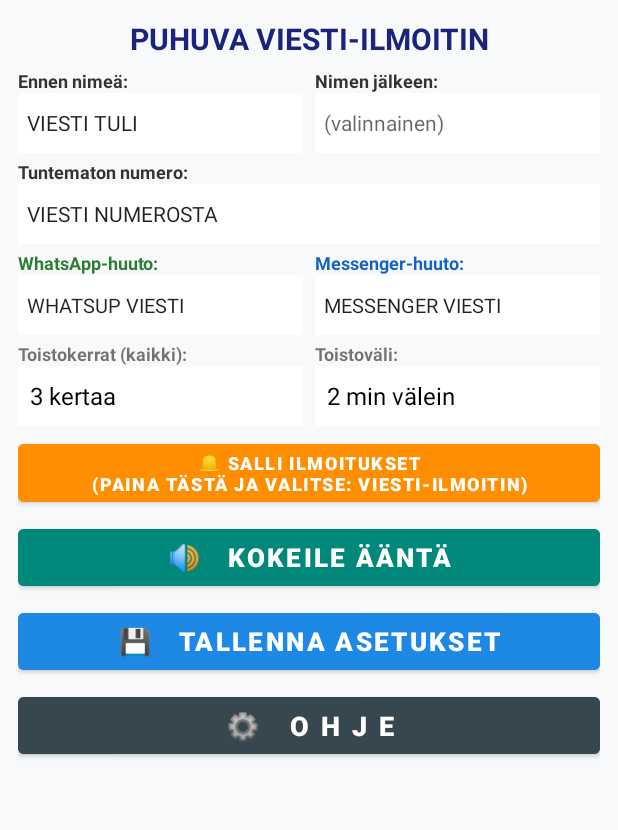
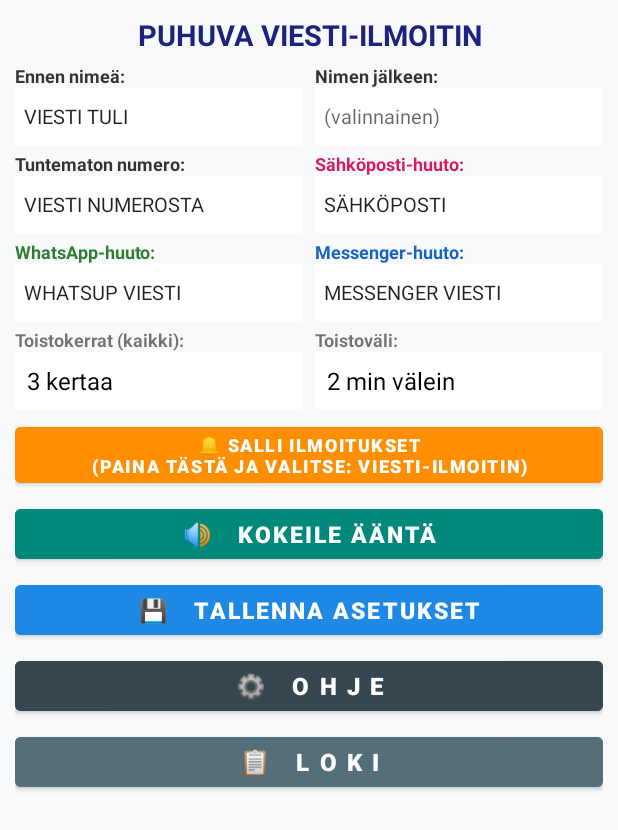
Before and after one commit to juhaniuusivuori-code/ViestiIlmoitin, an Android app: the screen it shows after launch (MainActivity), on a phone screen of 412 x 824 dp. Shown: the top 830 px of the screen. Run offline under Robolectric (Android 15) with nearby library versions, the phone set to English and light mode, and no system bars.

Commit message:
Add Email support, message Log view with 1s hold-to-reset, contacts check for WA/Messenger, fix guide typos and remove Kuittaa button

```diff
--- a/app/src/main/AndroidManifest.xml
+++ b/app/src/main/AndroidManifest.xml
@@ -22,6 +22,11 @@
                 <category android:name="android.intent.category.LAUNCHER" />
             </intent-filter>
         </activity>
+
+        <activity
+            android:name=".LokiActivity"
+            android:exported="false"
+            android:label="Viestiloki" />
 
         <receiver
             android:name=".SmsReceiver"
--- a/app/src/main/java/com/example/viestiilmoitin/MainActivity.kt
+++ b/app/src/main/java/com/example/viestiilmoitin/MainActivity.kt
@@ -22,10 +22,12 @@ class MainActivity : AppCompatActivity(), TextToSpeech.OnInitListener {
     private lateinit var editUnknown: EditText
     private lateinit var editWhatsApp: EditText
     private lateinit var editMessenger: EditText
+    private lateinit var editEmail: EditText
     private lateinit var spinnerRepeats: Spinner
     private lateinit var spinnerInterval: Spinner
     private lateinit var btnNotificationPermission: Button
     private lateinit var btnHelp: Button
+    private lateinit var btnLog: Button
     private var tts: TextToSpeech? = null
 
     override fun onCreate(savedInstanceState: Bundle?) {
@@ -37,10 +39,12 @@ class MainActivity : AppCompatActivity(), TextToSpeech.OnInitListener {
         editUnknown = findViewById(R.id.editUnknown)
         editWhatsApp = findViewById(R.id.editWhatsApp)
         editMessenger = findViewById(R.id.editMessenger)
+        editEmail = findViewById(R.id.editEmail)
         spinnerRepeats = findViewById(R.id.spinnerRepeats)
         spinnerInterval = findViewById(R.id.spinnerInterval)
         btnNotificationPermission = findViewById(R.id.btnNotificationPermission)
         btnHelp = findViewById(R.id.btnHelp)
+        btnLog = findViewById(R.id.btnLog)
 
         tts = TextToSpeech(this, this)
 
@@ -65,6 +69,10 @@ class MainActivity : AppCompatActivity(), TextToSpeech.OnInitListener {
         btnHelp.setOnClickListener {
             naytaOhjeet()
         }
+
+        btnLog.setOnClickListener {
+            startActivity(Intent(this, LokiActivity::class.java))
+        }
     }
 
     override fun onResume() {
@@ -75,7 +83,7 @@ class MainActivity : AppCompatActivity(), TextToSpeech.OnInitListener {
     private fun paivitaIlmoitusLuvanTila() {
         val onkoLupa = NotificationManagerCompat.getEnabledListenerPackages(this).contains(packageName)
         if (onkoLupa) {
-            btnNotificationPermission.text = "✅ ILMOITUSKUUNTELU ON PÄÄLLÄ\n(WhatsApp ja Messenger aktivoitu)"
+            btnNotificationPermission.text = "✅ ILMOITUSKUUNTELU ON PÄÄLLÄ\n(WhatsApp, Messenger ja Sähköposti aktivoitu)"
             btnNotificationPermission.setBackgroundColor(android.graphics.Color.parseColor("#388E3C"))
         } else {
             btnNotificationPermission.text = "🔔 SALLI ILMOITUKSET\n(Paina tästä ja valitse: Viesti-Ilmoitin)"
@@ -98,6 +106,7 @@ class MainActivity : AppCompatActivity(), TextToSpeech.OnInitListener {
         editUnknown.setText(prefs.getString("unknown", "VIESTI NUMEROSTA "))
         editWhatsApp.setText(prefs.getString("whatsapp_text", "WHATSUP VIESTI"))
         editMessenger.setText(prefs.getString("messenger_text", "MESSENGER VIESTI"))
+        editEmail.setText(prefs.getString("email_text", "SÄHKÖPOSTI"))
         spinnerRepeats.setSelection(prefs.getInt("repeats", 3))
         spinnerInterval.setSelection(prefs.getInt("interval", 1))
     }
@@ -109,6 +118,7 @@ class MainActivity : AppCompatActivity(), TextToSpeech.OnInitListener {
         prefs.putString("unknown", editUnknown.text.toString())
         prefs.putString("whatsapp_text", editWhatsApp.text.toString())
         prefs.putString("messenger_text", editMessenger.text.toString())
+        prefs.putString("email_text", editEmail.text.toString())
         prefs.putInt("repeats", spinnerRepeats.selectedItemPosition)
         prefs.putInt("interval", spinnerInterval.selectedItemPosition)
         prefs.apply()
@@ -119,55 +129,67 @@ class MainActivity : AppCompatActivity(), TextToSpeech.OnInitListener {
         val maxVolume = audioManager.getStreamMaxVolume(AudioManager.STREAM_MUSIC)
         audioManager.setStreamVolume(AudioManager.STREAM_MUSIC, maxVolume, 0)
 
-        val testiLause = "${editPrefix.text} Pekka Virtanen. ${editWhatsApp.text}!".trim()
+        val testiLause = "${editPrefix.text} Pekka Virtanen. ${editWhatsApp.text} Peksu. ${editEmail.text} Matti.".trim()
         tts?.speak(testiLause, TextToSpeech.QUEUE_FLUSH, null, "TEST_ID")
     }
 
     private fun naytaOhjeet() {
         val ohjeTeksti = """
             Tervetuloa käyttämään Viesti-Ilmoitinta!
-            Tämä sovellus lukee saapuvat tekstiviestit, WhatsApp- ja Messenger-viestit ääneen suurella äänellä.
+            Tämä sovellus ilmoittaa saapuvista tekstiviesteistä, WhatsApp-, Messenger- ja sähköpostiviesteistä suurella äänellä.
 
             ━━━━━━━━━━━━━━━━━━━━━━
             1. TÄRKEÄT LUVAT (ASETUKSET)
             ━━━━━━━━━━━━━━━━━━━━━━
             • TEKSTIVIESTIT JA YHTEYSTIEDOT:
               Puhelin kysyy näitä automaattisesti. Valitse aina "Salli".
-              (Tarvitaan jotta sovellus tietää viestin saapuneen ja löytää soittajan nimen osoitekirjasta).
+              (Tarvitaan jotta sovellus havaitsee saapuvan tekstiviestin ja löytää nimen puhelimen osoitekirjasta).
 
-            • WHATSAPP JA MESSENGER:
+            • WHATSAPP, MESSENGER JA SÄHKÖPOSTI:
               1. Paina päänäytön oranssia painiketta "SALLI ILMOITUKSET".
               2. Puhelin siirtyy laitteen asetuksiin. Etsi listalta "Viesti-Ilmoitin".
               3. Napauta sitä ja kytke lupa päälle (Salli).
               4. Kun palaat sovellukseen, painike muuttuu vihreäksi.
 
-            * VINKKI (jos puhelin valittaa 'Rajoitettu asetus'):
-              Mene: Puhelimen Asetukset ➔ Sovellukset ➔ Viesti-Ilmoitin ➔ Paina oikean yläkulman 3 pistettä ➔ Valitse "Salli rajoitetut asetukset". Tämän jälkeen kytkimen saa päälle.
+            * VINKKI (jos puhelin ilmoittaa 'Rajoitettu asetus'):
+              Mene: Puhelimen Asetukset ➔ Sovellukset ➔ Viesti-Ilmoitin ➔ Paina oikeasta yläkulmasta 3 pistettä ➔ Valitse "Salli rajoitetut asetukset". Tämän jälkeen luvan saa heti kytkettyä päälle.
 
             ━━━━━━━━━━━━━━━━━━━━━━
             2. VIESTIEN HUUTOLAUSEET
             ━━━━━━━━━━━━━━━━━━━━━━
-            • ENNEN NIMEÄ: Esim. "VIESTI TULI "
-            • NIMEN JÄLKEEN: Esim. " LAITTOI VIESTIN" (tai jätä tyhjäksi).
-              Jos osoitekirjassa lukee "Peksu", puhelin huutaa: "VIESTI TULI Peksu".
-            • TUNTEMATON NUMERO: Mitä huudetaan, jos numeroa ei löydy osoitekirjasta (esim. "VIESTI NUMEROSTA ").
-            • WHATSAPP JA MESSENGER: Mitä huudetaan, kun näihin sovelluksiin tulee viesti (oletuksena "WHATSUP VIESTI" ja "MESSENGER VIESTI").
+            • TEKSTIVIESTI:
+              - Ennen nimeä: Esim. "VIESTI TULI "
+              - Nimen jälkeen: Esim. " LAITTOI VIESTIN" (tai jätä tyhjäksi).
+              - Tuntematon numero: Mitä huudetaan, jos numeroa ei löydy osoitekirjasta (esim. "VIESTI NUMEROSTA ").
+              (Voit muuttaa henkilön lempinimen suoraan puhelimen omaan osoitekirjaan).
+
+            • WHATSAPP JA MESSENGER:
+              - Jos lähettäjä löytyy puhelimen osoitekirjasta, sovellus ilmoittaa nimen (esim. "WHATSUP VIESTI Peksu").
+              - Jos lähettäjää ei ole luettelossa, kuuluu vain "WHATSUP VIESTI" tai "MESSENGER VIESTI".
+
+            • SÄHKÖPOSTI:
+              - Sovellus ilmoittaa saapuneesta sähköpostista ja sen lähettäjästä (esim. "SÄHKÖPOSTI Matti Virtanen").
 
             ━━━━━━━━━━━━━━━━━━━━━━
             3. TOISTO JA KUITTAUS
             ━━━━━━━━━━━━━━━━━━━━━━
             • TOISTOKERRAT JA -VÄLI:
-              Valitse kuinka monta kertaa (1-10) ja kuinka usein (1-10 min) viesti huudetaan uudelleen, jos et heti huomaa sitä.
+              Valitse kuinka monta kertaa (1-10) ja kuinka usein (1-10 min) ilmoitus toistetaan, jos viestiä ei heti huomata.
             • MITEN TOISTO SAMMUTETAAN:
-              - SMS: Avaa viesti normaalisti puhelimessa.
-              - WhatsApp/Messenger: Avaa viesti tai pyyhkäise viesti-ilmoitus pois ruudulta.
-              - Kaikki viestit: Voit myös milloin vain painaa puhelimen ruudulle tulevasta ilmoituksesta isoa nappia "KUITTAA KUULLUKSI".
+              Viestin toistohälytys kuittaantuu ja sammuu automaattisesti, kun viesti avataan tai pyyhkäistään pois.
 
             ━━━━━━━━━━━━━━━━━━━━━━
-            4. TALLENNUS JA KOKEILU
+            4. VIESTILOKI
             ━━━━━━━━━━━━━━━━━━━━━━
-            • Paina "KOKEILE ÄÄNTÄ" testataksesi kaiuttimen ääntä.
-            • Muutosten jälkeen muista aina painaa "TALLENNA"!
+            • Paina päänäytön alalaidasta "LOKI"-painiketta.
+            • Lokista näet kaikki viestien lähettäjät, kuinka monta viestiä kukin on lähettänyt yhteensä ja minä päivinä.
+            • Lokin voi tyhjentää pitämällä "NOLLAA LOKI" -painiketta pohjassa yhden sekunnin ajan (estää vahinkopainallukset).
+
+            ━━━━━━━━━━━━━━━━━━━━━━
+            5. TALLENNUS JA KOKEILU
+            ━━━━━━━━━━━━━━━━━━━━━━
+            • Paina "KOKEILE ÄÄNTÄ" testataksesi ääntä.
+            • Muutosten jälkeen paina aina "TALLENNA ASETUKSET"!
         """.trimIndent()
 
         val scrollView = ScrollView(this).apply {
@@ -184,7 +206,7 @@ class MainActivity : AppCompatActivity(), TextToSpeech.OnInitListener {
         AlertDialog.Builder(this)
             .setTitle("⚙️ OHJE JA KÄYTTÖOPAS")
             .setView(scrollView)
-            .setPositiveButton("SELKÄ, SULJE OHJE") { dialog, _ ->
+            .setPositiveButton("SULJE OHJE") { dialog, _ ->
                 dialog.dismiss()
             }
             .show()
--- a/app/src/main/java/com/example/viestiilmoitin/SmsReceiver.kt
+++ b/app/src/main/java/com/example/viestiilmoitin/SmsReceiver.kt
@@ -29,6 +29,10 @@ class SmsReceiver : BroadcastReceiver() {
                     "$unknown $lahettajaNumero"
                 }
 
+                // Lisätään merkintä viestilokiin
+                val tallennettavaNimi = nimi ?: lahettajaNumero
+                LogDatabaseHelper(context).lisaaMerkinta(tallennettavaNimi, "Tekstiviesti")
+
                 val serviceIntent = Intent(context, AlertService::class.java).apply {
                     putExtra("MESSAGE", puhuttavaViesti)
                     putExtra("REPEATS_LEFT", repeats)
--- a/app/src/main/res/layout/activity_main.xml
+++ b/app/src/main/res/layout/activity_main.xml
@@ -3,14 +3,14 @@
     android:layout_width="match_parent"
     android:layout_height="match_parent"
     android:orientation="vertical"
-    android:padding="12dp"
+    android:padding="10dp"
     android:background="#F8F9FA">
 
     <TextView
         android:layout_width="match_parent"
         android:layout_height="wrap_content"
         android:text="PUHUVA VIESTI-ILMOITIN"
-        android:textSize="20sp"
+        android:textSize="19sp"
         android:textStyle="bold"
         android:gravity="center"
         android:textColor="#1A237E"
@@ -39,11 +39,11 @@
             <EditText
                 android:id="@+id/editPrefix"
                 android:layout_width="match_parent"
-                android:layout_height="40dp"
+                android:layout_height="38dp"
                 android:background="#FFFFFF"
                 android:padding="6dp"
                 android:hint="VIESTI TULI "
-                android:textSize="14sp" />
+                android:textSize="13sp" />
         </LinearLayout>
 
         <LinearLayout
@@ -62,15 +62,27 @@
             <EditText
                 android:id="@+id/editSuffix"
                 android:layout_width="match_parent"
-                android:layout_height="40dp"
+                android:layout_height="38dp"
                 android:background="#FFFFFF"
                 android:padding="6dp"
                 android:hint="(valinnainen)"
-                android:textSize="14sp" />
+                android:textSize="13sp" />
         </LinearLayout>
     </LinearLayout>
 
-    <!-- Tuntematon numero -->
+    <!-- Tuntematon numero ja Sähköposti rinnakkain -->
+    <LinearLayout
+        android:layout_width="match_parent"
+        android:layout_height="wrap_content"
+        android:orientation="horizontal"
+        android:layout_marginBottom="4dp">
+
+        <LinearLayout
+            android:layout_width="0dp"
+            android:layout_height="wrap_content"
+            android:layout_weight="1"
+            android:orientation="vertical"
+            android:layout_marginEnd="4dp">
             <TextView
                 android:layout_width="wrap_content"
                 android:layout_height="wrap_content"
@@ -78,16 +90,39 @@
                 android:textSize="12sp"
                 android:textStyle="bold"
                 android:textColor="#333333" />
-
             <EditText
                 android:id="@+id/editUnknown"
                 android:layout_width="match_parent"
-        android:layout_height="40dp"
+                android:layout_height="38dp"
                 android:background="#FFFFFF"
                 android:padding="6dp"
                 android:hint="VIESTI NUMEROSTA "
-        android:textSize="14sp"
-        android:layout_marginBottom="4dp" />
+                android:textSize="13sp" />
+        </LinearLayout>
+
+        <LinearLayout
+            android:layout_width="0dp"
+            android:layout_height="wrap_content"
+            android:layout_weight="1"
+            android:orientation="vertical"
+            android:layout_marginStart="4dp">
+            <TextView
+                android:layout_width="wrap_content"
+                android:layout_height="wrap_content"
+                android:text="Sähköposti-huuto:"
+                android:textSize="12sp"
+                android:textStyle="bold"
+                android:textColor="#D81B60" />
+            <EditText
+                android:id="@+id/editEmail"
+                android:layout_width="match_parent"
+                android:layout_height="38dp"
+                android:background="#FFFFFF"
+                android:padding="6dp"
+                android:hint="SÄHKÖPOSTI"
+                android:textSize="13sp" />
+        </LinearLayout>
+    </LinearLayout>
 
     <!-- WhatsApp ja Messenger rinnakkain -->
     <LinearLayout
@@ -112,7 +147,7 @@
             <EditText
                 android:id="@+id/editWhatsApp"
                 android:layout_width="match_parent"
-                android:layout_height="40dp"
+                android:layout_height="38dp"
                 android:background="#FFFFFF"
                 android:padding="6dp"
                 android:hint="WHATSUP VIESTI"
@@ -135,7 +170,7 @@
             <EditText
                 android:id="@+id/editMessenger"
                 android:layout_width="match_parent"
-                android:layout_height="40dp"
+                android:layout_height="38dp"
                 android:background="#FFFFFF"
                 android:padding="6dp"
                 android:hint="MESSENGER VIESTI"
@@ -165,7 +200,7 @@
             <Spinner
                 android:id="@+id/spinnerRepeats"
                 android:layout_width="match_parent"
-                android:layout_height="40dp"
+                android:layout_height="38dp"
                 android:background="#FFFFFF" />
         </LinearLayout>
 
@@ -184,7 +219,7 @@
             <Spinner
                 android:id="@+id/spinnerInterval"
                 android:layout_width="match_parent"
-                android:layout_height="40dp"
+                android:layout_height="38dp"
                 android:background="#FFFFFF" />
         </LinearLayout>
     </LinearLayout>
@@ -194,48 +229,60 @@
         android:id="@+id/btnNotificationPermission"
         android:layout_width="match_parent"
         android:layout_height="wrap_content"
-        android:minHeight="46dp"
-        android:padding="4dp"
+        android:minHeight="42dp"
+        android:padding="3dp"
         android:text="🔔 SALLI ILMOITUKSET\n(Paina tästä ja valitse: Viesti-Ilmoitin)"
         android:textSize="12sp"
         android:textStyle="bold"
         android:backgroundTint="#FF8F00"
         android:textColor="#FFFFFF"
-        android:layout_marginBottom="6dp" />
+        android:layout_marginBottom="5dp" />
 
-    <!-- 1. Iso Kokeile-nappi (koko leveys, oma rivi) -->
+    <!-- 1. Kokeile ääntä -->
     <Button
         android:id="@+id/btnTest"
         android:layout_width="match_parent"
-        android:layout_height="50dp"
+        android:layout_height="45dp"
         android:text="🔊   KOKEILE ÄÄNTÄ"
-        android:textSize="17sp"
+        android:textSize="15sp"
         android:textStyle="bold"
         android:backgroundTint="#00897B"
         android:textColor="#FFFFFF"
-        android:layout_marginBottom="6dp" />
+        android:layout_marginBottom="5dp" />
 
-    <!-- 2. Iso Tallenna-nappi (koko leveys, täsmälleen sama koko) -->
+    <!-- 2. Tallenna asetukset -->
     <Button
         android:id="@+id/btnSave"
         android:layout_width="match_parent"
-        android:layout_height="50dp"
+        android:layout_height="45dp"
         android:text="💾   TALLENNA ASETUKSET"
-        android:textSize="17sp"
+        android:textSize="15sp"
         android:textStyle="bold"
         android:backgroundTint="#1E88E5"
         android:textColor="#FFFFFF"
-        android:layout_marginBottom="6dp" />
+        android:layout_marginBottom="5dp" />
 
-    <!-- 3. Iso Ohje-nappi (koko leveys, täsmälleen sama koko) -->
+    <!-- 3. Ohje -->
     <Button
         android:id="@+id/btnHelp"
         android:layout_width="match_parent"
-        android:layout_height="50dp"
+        android:layout_height="45dp"
         android:text="⚙️   O H J E"
-        android:textSize="18sp"
+        android:textSize="16sp"
         android:textStyle="bold"
         android:backgroundTint="#37474F"
+        android:textColor="#FFFFFF"
+        android:layout_marginBottom="5dp" />
+
+    <!-- 4. Loki alimmaisena -->
+    <Button
+        android:id="@+id/btnLog"
+        android:layout_width="match_parent"
+        android:layout_height="45dp"
+        android:text="📋   L O K I"
+        android:textSize="16sp"
+        android:textStyle="bold"
+        android:backgroundTint="#546E7A"
         android:textColor="#FFFFFF" />
 
 </LinearLayout>
```
Also changed, not shown: app/src/main/java/com/example/viestiilmoitin/AlertService.kt (+4 -9 lines), app/src/main/java/com/example/viestiilmoitin/AppNotificationListener.kt (+82 -5 lines), app/src/main/java/com/example/viestiilmoitin/LogDatabaseHelper.kt (added, +111 -0 lines), app/src/main/java/com/example/viestiilmoitin/LokiActivity.kt (added, +83 -0 lines), app/src/main/res/layout/activity_loki.xml (added, +61 -0 lines). Lines whose indentation alone changed are shown as unchanged.
